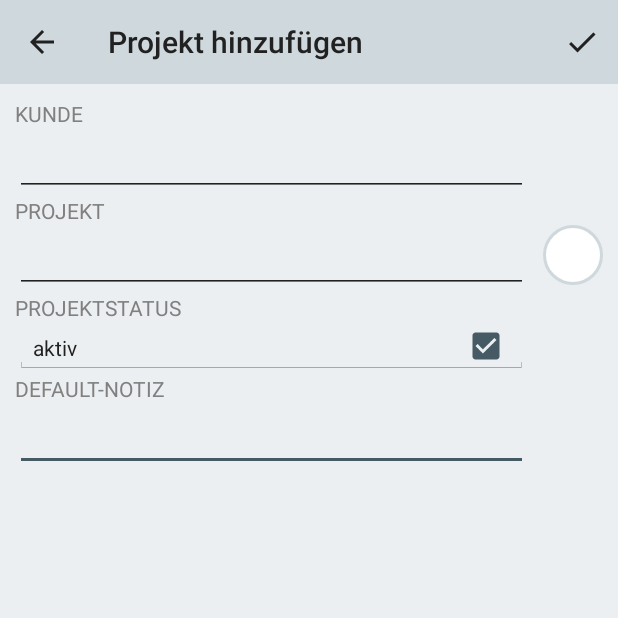
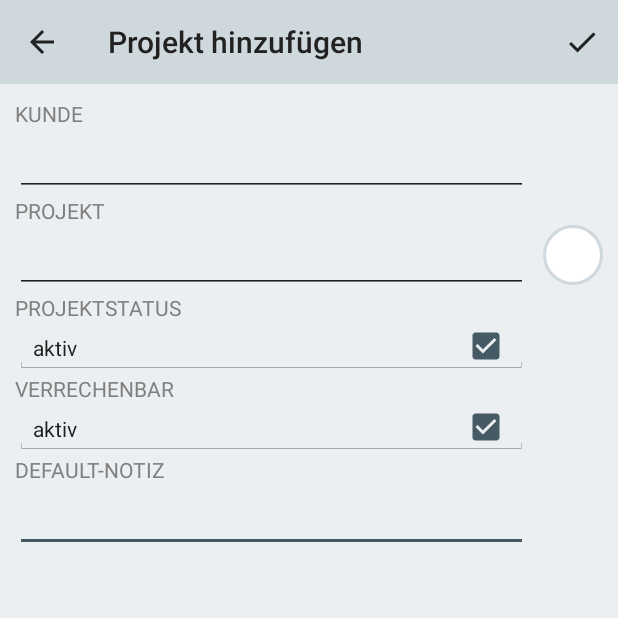
Before and after one commit to devgek/PTime, an Android app: the screen it shows after launch (ProjectDetailActivity), after a tap on "Neues Projekt", on a phone screen of 412 x 824 dp, the top half of it. Run offline under Robolectric (Android 15) with nearby library versions, the phone set to English and light mode, and no system bars; our stand-ins replace Dagger/Hilt's generated code; pictures from the network do not load.

```diff
--- a/pTime/src/main/AndroidManifest.xml
+++ b/pTime/src/main/AndroidManifest.xml
@@ -1,7 +1,7 @@
 <manifest xmlns:android="http://schemas.android.com/apk/res/android"
     package="com.gek.and.ptime.free"
-    android:versionCode="11"
-    android:versionName="3.1.0 (Free)" >
+    android:versionCode="12"
+    android:versionName="3.1.1 (Free)" >
 
     <uses-sdk
         android:minSdkVersion="22"
--- a/project4/src/main/java/com/gek/and/project4/activity/DashboardActivity.java
+++ b/project4/src/main/java/com/gek/and/project4/activity/DashboardActivity.java
@@ -199,7 +199,7 @@ public class DashboardActivity extends MainActivity implements SummaryLoaderTarg
 
 		projectCardListView.setAdapter(projectCardAdapter);
 
-		FloatingActionButton addProjectButton = (FloatingActionButton) findViewById(R.id.button_add_project);
+		FloatingActionButton addProjectButton = findViewById(R.id.button_add_project);
 		addProjectButton.setOnClickListener(new OnClickListener() {
 
 			@Override
--- a/project4/src/main/java/com/gek/and/project4/activity/ProjectDetailActivity.java
+++ b/project4/src/main/java/com/gek/and/project4/activity/ProjectDetailActivity.java
@@ -1,5 +1,6 @@
 package com.gek.and.project4.activity;
 
+import android.annotation.SuppressLint;
 import android.content.DialogInterface;
 import android.content.Intent;
 import android.graphics.Color;
@@ -35,6 +36,7 @@ public class ProjectDetailActivity extends AppCompatActivity implements DefaultD
 	private EditText editTextProject;
 	private ImageButton buttonProjectColor;
 	private CheckedTextView switchProjectActive;
+	private CheckedTextView switchProjectBillable;
 	private EditText editTextDefaultNote;
 	private String mSubTitle;
 	private int mPriority;
@@ -103,6 +105,20 @@ public class ProjectDetailActivity extends AppCompatActivity implements DefaultD
 			}
 		});
 
+		switchProjectBillable = (CheckedTextView) findViewById(R.id.projectDetailBillableSwitch);
+		switchProjectBillable.setOnClickListener(new View.OnClickListener() {
+			@Override
+			public void onClick(View v) {
+				if (switchProjectBillable.isChecked()) {
+					switchProjectBillable.setChecked(false);
+				} else {
+					switchProjectBillable.setChecked(true);
+				}
+
+				setBillableText();
+			}
+		});
+
 		editTextDefaultNote = (EditText) findViewById(R.id.projectDetailDefaultTask);
 
 		prepareData();
@@ -146,12 +162,14 @@ public class ProjectDetailActivity extends AppCompatActivity implements DefaultD
 		return projectId < 0;
 	}
 
+	@SuppressLint("ResourceType")
 	private void prepareData() {
 		if (isModeNew()) {
 			editTextCustomer.setText("");
 			editTextProject.setText("");
 			setProjectColor(getResources().getString(R.color.project_color_preselect));
 			switchProjectActive.setChecked(true);
+			switchProjectBillable.setChecked(true);
 			editTextDefaultNote.setText("");
 			mPriority = 0;
 			mSubTitle = "";
@@ -162,12 +180,14 @@ public class ProjectDetailActivity extends AppCompatActivity implements DefaultD
 			editTextProject.setText(editProject.getTitle());
 			setProjectColor(editProject.getColor());
 			switchProjectActive.setChecked(editProject.getActive() == null || editProject.getActive().equals(Boolean.TRUE));
+			switchProjectBillable.setChecked(editProject.getBillable() == null || editProject.getBillable().equals(Boolean.TRUE));
 			editTextDefaultNote.setText(editProject.getDefaultNote());
 			mPriority = editProject.getPriority();
 			mSubTitle = editProject.getSubTitle();
 		}
 
 		setStateText();
+		setBillableText();
 	}
 
 	private void setStateText() {
@@ -176,6 +196,15 @@ public class ProjectDetailActivity extends AppCompatActivity implements DefaultD
 		}
 		else {
 			switchProjectActive.setText(R.string.project_detail_active_text_off);
+		}
+	}
+
+	private void setBillableText() {
+		if (switchProjectBillable.isChecked()) {
+			switchProjectBillable.setText(R.string.project_detail_billable_text_on);
+		}
+		else {
+			switchProjectBillable.setText(R.string.project_detail_billable_text_off);
 		}
 	}
 
--- a/project4/src/main/java/com/gek/and/project4/dao/BookingDao.java
+++ b/project4/src/main/java/com/gek/and/project4/dao/BookingDao.java
@@ -34,6 +34,7 @@ public class BookingDao extends AbstractDao<Booking, Long> {
         public final static Property Note = new Property(5, String.class, "note", false, "NOTE");
         public final static Property BreakHours = new Property(6, Integer.class, "breakHours", false, "BREAK_HOURS");
         public final static Property BreakMinutes = new Property(7, Integer.class, "breakMinutes", false, "BREAK_MINUTES");
+        public final static Property Billable = new Property(8, Boolean.class, "billable", false, "BILLABLE");
     };
 
     private DaoSession daoSession;
@@ -60,7 +61,8 @@ public class BookingDao extends AbstractDao<Booking, Long> {
                 "'MINUTES' INTEGER," + // 4: minutes
                 "'NOTE' TEXT," + // 5: note
                 "'BREAK_HOURS' INTEGER," + // 6: breakHours
-                "'BREAK_MINUTES' INTEGER);"); // 7: breakMinutes
+                "'BREAK_MINUTES' INTEGER," + // 7: breakMinutes
+                "'BILLABLE' INTEGER);"); // 8: billable
     }
 
     /** Drops the underlying database table. */
@@ -109,6 +111,11 @@ public class BookingDao extends AbstractDao<Booking, Long> {
         if (breakMinutes != null) {
             stmt.bindLong(8, breakMinutes);
         }
+
+        Boolean billable = entity.getBillable();
+        if (billable != null) {
+            stmt.bindLong(9, billable ? 1l: 0l);
+        }
     }
 
     @Override
@@ -134,7 +141,8 @@ public class BookingDao extends AbstractDao<Booking, Long> {
             cursor.isNull(offset + 4) ? null : cursor.getInt(offset + 4), // minutes
             cursor.isNull(offset + 5) ? null : cursor.getString(offset + 5), // note
             cursor.isNull(offset + 6) ? null : cursor.getInt(offset + 6), // breakHours
-            cursor.isNull(offset + 7) ? null : cursor.getInt(offset + 7) // breakMinutes
+            cursor.isNull(offset + 7) ? null : cursor.getInt(offset + 7), // breakMinutes
+            cursor.isNull(offset + 8) ? null : cursor.getShort(offset + 8) != 0 // billable
         );
         return entity;
     }
@@ -150,6 +158,7 @@ public class BookingDao extends AbstractDao<Booking, Long> {
         entity.setNote(cursor.isNull(offset + 5) ? null : cursor.getString(offset + 5));
         entity.setBreakHours(cursor.isNull(offset + 6) ? null : cursor.getInt(offset + 6));
         entity.setBreakMinutes(cursor.isNull(offset + 7) ? null : cursor.getInt(offset + 7));
+        entity.setBillable(cursor.isNull(offset + 8) ? null : cursor.getShort(offset + 8) != 0);
      }
 
     /** @inheritdoc */
--- a/project4/src/main/java/com/gek/and/project4/dao/DaoMaster.java
+++ b/project4/src/main/java/com/gek/and/project4/dao/DaoMaster.java
@@ -13,10 +13,10 @@ import com.gek.and.project4.dao.BookingDao;
 
 // THIS CODE IS GENERATED BY greenDAO, DO NOT EDIT.
 /**
- * Master of DAO (schema version 9): knows all DAOs.
+ * Master of DAO (schema version 10): knows all DAOs.
 */
 public class DaoMaster extends AbstractDaoMaster {
-    public static final int SCHEMA_VERSION = 9;
+    public static final int SCHEMA_VERSION = 10;
 
     /** Creates underlying database table using DAOs. */
     public static void createAllTables(SQLiteDatabase db, boolean ifNotExists) {
--- a/project4/src/main/java/com/gek/and/project4/dao/ProjectDao.java
+++ b/project4/src/main/java/com/gek/and/project4/dao/ProjectDao.java
@@ -31,6 +31,7 @@ public class ProjectDao extends AbstractDao<Project, Long> {
         public final static Property Priority = new Property(5, Integer.class, "priority", false, "PRIORITY");
         public final static Property Active = new Property(6, Boolean.class, "active", false, "ACTIVE");
         public final static Property DefaultNote = new Property(7, String.class, "defaultNote", false, "DEFAULT_NOTE");
+        public final static Property Billable = new Property(8, Boolean.class, "billable", false, "BILLABLE");
     };
 
     private DaoSession daoSession;
@@ -56,7 +57,8 @@ public class ProjectDao extends AbstractDao<Project, Long> {
                 "'COLOR' TEXT NOT NULL ," + // 4: color
                 "'PRIORITY' INTEGER," + // 5: priority
                 "'ACTIVE' INTEGER," + // 6: active
-                "'DEFAULT_NOTE' TEXT);"); // 7: defaultNote
+                "'DEFAULT_NOTE' TEXT," + // 7: defaultNote
+                "'BILLABLE' INTEGER);"); // 8: billable
     }
 
     /** Drops the underlying database table. */
@@ -97,6 +99,11 @@ public class ProjectDao extends AbstractDao<Project, Long> {
         if (defaultNote != null) {
             stmt.bindString(8, defaultNote);
         }
+
+        Boolean billable = entity.getBillable();
+        if (billable != null) {
+            stmt.bindLong(9, billable ? 1l: 0l);
+        }
     }
 
     @Override
@@ -122,7 +129,8 @@ public class ProjectDao extends AbstractDao<Project, Long> {
             cursor.getString(offset + 4), // color
             cursor.isNull(offset + 5) ? null : cursor.getInt(offset + 5), // priority
             cursor.isNull(offset + 6) ? null : cursor.getShort(offset + 6) != 0, // active
-            cursor.isNull(offset + 7) ? null : cursor.getString(offset + 7) // defaultNote
+            cursor.isNull(offset + 7) ? null : cursor.getString(offset + 7), // defaultNote
+            cursor.isNull(offset + 8) ? null : cursor.getShort(offset + 8) != 0 // billable
         );
         return entity;
     }
@@ -138,6 +146,7 @@ public class ProjectDao extends AbstractDao<Project, Long> {
         entity.setPriority(cursor.isNull(offset + 5) ? null : cursor.getInt(offset + 5));
         entity.setActive(cursor.isNull(offset + 6) ? null : cursor.getShort(offset + 6) != 0);
         entity.setDefaultNote(cursor.isNull(offset + 7) ? null : cursor.getString(offset + 7));
+        entity.setBillable(cursor.isNull(offset + 8) ? null : cursor.getShort(offset + 8) != 0);
      }
 
     /** @inheritdoc */
--- a/project4/src/main/java/com/gek/and/project4/service/ProjectService.java
+++ b/project4/src/main/java/com/gek/and/project4/service/ProjectService.java
@@ -57,7 +57,7 @@ public class ProjectService {
 	}
 
 	public Project addProject(String customer, String title, String subTitle, String color, int priority, boolean active, String defaultNote) {
-		Project p = new Project(null, title, subTitle, customer, color, priority, Boolean.valueOf(active), defaultNote);
+		Project p = new Project(null, title, subTitle, customer, color, priority, Boolean.valueOf(active), defaultNote, Boolean.TRUE);
 		long id = this.projectDao.insert(p);
 		p.setId(id);
 
--- a/project4/src/main/res/layout/project_detail.xml
+++ b/project4/src/main/res/layout/project_detail.xml
@@ -150,6 +150,49 @@
             </TableRow>
 
             <TableRow
+                android:id="@+id/projectDetailTableRow9"
+                android:layout_width="match_parent"
+                android:layout_height="wrap_content" >
+
+                <TextView
+                    android:id="@+id/projectDetailBillableLabel"
+                    android:layout_width="0dp"
+                    android:layout_height="wrap_content"
+                    android:layout_weight="0.6"
+                    android:labelFor="@+id/projectDetailBillableSwitch"
+                    android:text="@string/project_detail_billable_label"
+                    style="@style/label"
+                    />
+
+                <TextView
+                    android:id="@+id/projectDetailBillableLabel2"
+                    android:layout_width="0dp"
+                    android:layout_height="wrap_content" />
+            </TableRow>
+
+            <TableRow
+                android:id="@+id/projectDetailTableRow10"
+                android:layout_width="match_parent"
+                android:layout_height="wrap_content" >
+
+                <CheckedTextView
+                    android:id="@+id/projectDetailBillableSwitch"
+                    android:layout_width="0dp"
+                    android:layout_height="wrap_content"
+                    android:layout_weight="0.6"
+                    android:text=""
+                    android:focusable="true"
+                    android:checkMark="?android:attr/listChoiceIndicatorMultiple"
+                    android:background="@drawable/apptheme_edit_text_holo_light"/>
+
+
+                <TextView
+                    android:id="@+id/projectDetailBillableColor"
+                    android:layout_width="0dp"
+                    android:layout_height="wrap_content" />
+            </TableRow>
+
+            <TableRow
                 android:id="@+id/projectDetailTableRow7"
                 android:layout_width="match_parent"
                 android:layout_height="wrap_content" >
--- a/project4/src/main/res/layout/project_list.xml
+++ b/project4/src/main/res/layout/project_list.xml
@@ -39,7 +39,7 @@
         app:elevation="6dp"
         app:pressedTranslationZ="12dp"
         android:layout_alignParentBottom="true"
-        android:layout_alignParentRight="true"
+        android:layout_centerHorizontal="true"
         android:layout_marginBottom="@dimen/g_fab_margin_right"
         android:layout_marginRight="@dimen/g_fab_margin_bottom"/>
 
--- a/project4/src/main/res/values/strings.xml
+++ b/project4/src/main/res/values/strings.xml
@@ -29,6 +29,10 @@
     <string name="project_detail_active_text_off">inaktiv</string>
     <string name="project_detail_defaultTask_label">DEFAULT-NOTIZ</string>
     <string name="project_detail_defaultTask_text">Default Notiz</string>
+    <string name="project_detail_billable_label">VERRECHENBAR</string>
+    <string name="project_detail_billable_text">Projekt verrechenbar</string>
+    <string name="project_detail_billable_text_on">aktiv</string>
+    <string name="project_detail_billable_text_off">inaktiv</string>
 
     <string name="buttonColorCancel">Abbrechen</string>
     <string name="buttonColorSelect">Auswählen</string>
```
Also changed, not shown: project4/src/main/java/com/gek/and/project4/dao/SelectiveUpdateOpenHelper.java (+10 -0 lines), project4/src/main/java/com/gek/and/project4/entity/Booking.java (+11 -1 lines), project4/src/main/java/com/gek/and/project4/entity/Project.java (+11 -1 lines).
